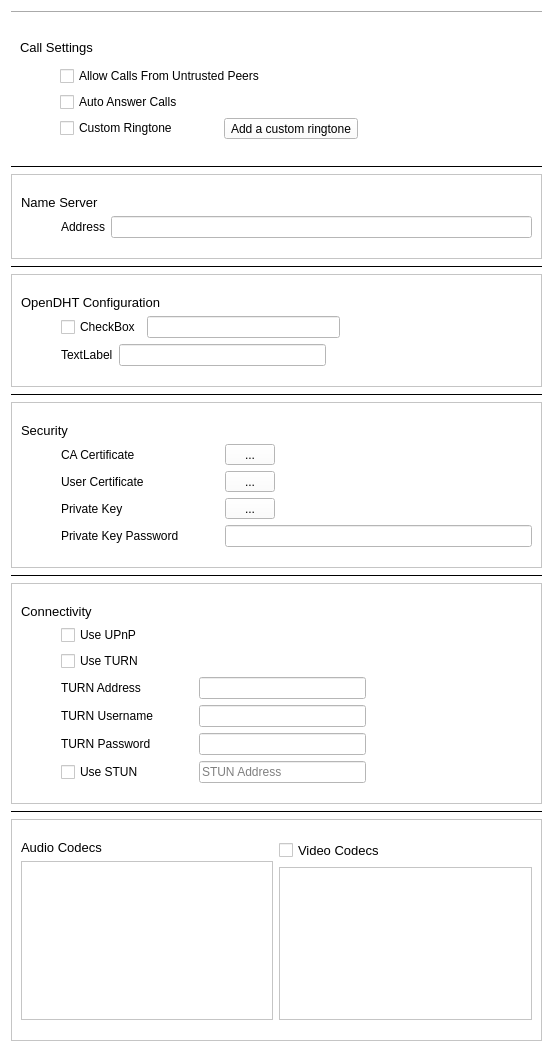
The window that advancedsettingswidget.ui (savoirfairelinux/jami-client-windows) describes before a commit, drawn with Qt 5.
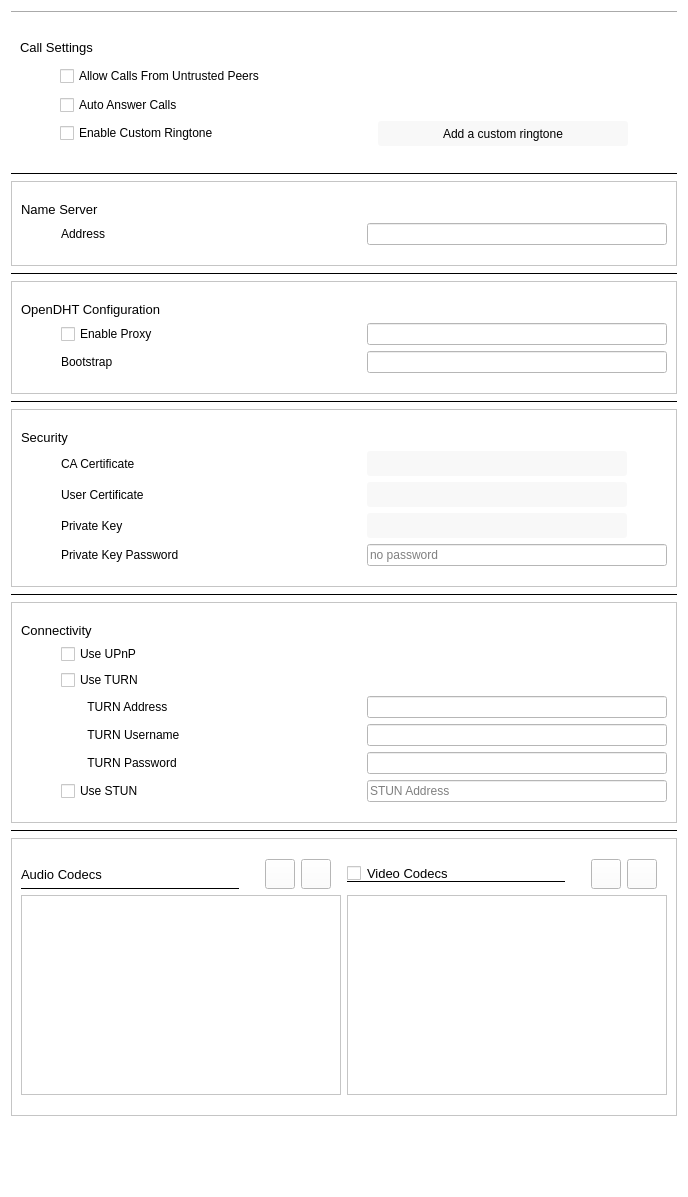
The same window after the commit. Icons and pictures are not drawn.

Diff of the .ui file:
```diff
--- a/advancedsettingswidget.ui
+++ b/advancedsettingswidget.ui
@@ -6,8 +6,8 @@
    <rect>
     <x>0</x>
     <y>0</y>
-    <width>553</width>
-    <height>1053</height>
+    <width>688</width>
+    <height>1197</height>
    </rect>
   </property>
   <property name="windowTitle">
@@ -57,11 +57,18 @@
          <number>5</number>
         </property>
         <item>
-         <widget class="QCheckBox" name="checkBox">
-          <property name="text">
-           <string>Allow Calls From Untrusted Peers</string>
+         <layout class="QHBoxLayout" name="horizontalLayout_9">
+          <property name="bottomMargin">
+           <number>3</number>
           </property>
-         </widget>
+          <item>
+           <widget class="QCheckBox" name="checkBoxUntrusted">
+            <property name="text">
+             <string>Allow Calls From Untrusted Peers</string>
+            </property>
+           </widget>
+          </item>
+         </layout>
         </item>
         <item>
          <widget class="QCheckBox" name="checkBox_2">
@@ -71,7 +78,7 @@
          </widget>
         </item>
         <item>
-         <layout class="QHBoxLayout" name="horizontalLayout" stretch="0,0,0,10">
+         <layout class="QHBoxLayout" name="horizontalLayout" stretch="0,0,0">
           <item>
            <widget class="QCheckBox" name="checkBox_3">
             <property name="sizePolicy">
@@ -81,31 +88,21 @@
              </sizepolicy>
             </property>
             <property name="text">
-             <string>Custom Ringtone</string>
+             <string>Enable Custom Ringtone</string>
             </property>
            </widget>
           </item>
           <item>
-           <spacer name="horizontalSpacer_7">
-            <property name="orientation">
-             <enum>Qt::Horizontal</enum>
-            </property>
-            <property name="sizeHint" stdset="0">
-             <size>
-              <width>40</width>
-              <height>20</height>
-             </size>
-            </property>
-           </spacer>
-          </item>
-          <item>
-           <widget class="QToolButton" name="toolButton">
+           <widget class="QPushButton" name="btnRingtone">
             <property name="minimumSize">
              <size>
-              <width>50</width>
-              <height>0</height>
+              <width>250</width>
+              <height>25</height>
              </size>
             </property>
+            <property name="styleSheet">
+             <string notr="true">background: rgb(248, 248, 248); border-radius: 3px;</string>
+            </property>
             <property name="text">
              <string>Add a custom ringtone</string>
             </property>
@@ -116,13 +113,16 @@
            </widget>
           </item>
           <item>
-           <spacer name="horizontalSpacer">
+           <spacer name="horizontalSpacer_7">
             <property name="orientation">
              <enum>Qt::Horizontal</enum>
             </property>
+            <property name="sizeType">
+             <enum>QSizePolicy::Fixed</enum>
+            </property>
             <property name="sizeHint" stdset="0">
              <size>
-              <width>10</width>
+              <width>40</width>
               <height>20</height>
              </size>
             </property>
@@ -182,13 +182,51 @@
         </property>
         <item>
          <widget class="QLabel" name="label_3">
+          <property name="minimumSize">
+           <size>
+            <width>60</width>
+            <height>0</height>
+           </size>
+          </property>
+          <property name="frameShape">
+           <enum>QFrame::NoFrame</enum>
+          </property>
           <property name="text">
            <string>Address</string>
           </property>
          </widget>
         </item>
         <item>
-         <widget class="QLineEdit" name="lineEdit"/>
+         <spacer name="horizontalSpacer_8">
+          <property name="orientation">
+           <enum>Qt::Horizontal</enum>
+          </property>
+          <property name="sizeHint" stdset="0">
+           <size>
+            <width>40</width>
+            <height>20</height>
+           </size>
+          </property>
+         </spacer>
+        </item>
+        <item>
+         <widget class="QLineEdit" name="lineEditNameServer">
+          <property name="sizePolicy">
+           <sizepolicy hsizetype="Fixed" vsizetype="Fixed">
+            <horstretch>0</horstretch>
+            <verstretch>0</verstretch>
+           </sizepolicy>
+          </property>
+          <property name="minimumSize">
+           <size>
+            <width>300</width>
+            <height>0</height>
+           </size>
+          </property>
+          <property name="styleSheet">
+           <string notr="true">border-bottom: 1px solid black;</string>
+          </property>
+         </widget>
         </item>
        </layout>
       </item>
@@ -234,21 +272,27 @@
       </item>
       <item>
        <layout class="QVBoxLayout" name="verticalLayout_6">
+        <property name="topMargin">
+         <number>0</number>
+        </property>
         <item>
          <layout class="QHBoxLayout" name="horizontalLayout_3">
           <property name="leftMargin">
            <number>40</number>
           </property>
           <item>
-           <widget class="QCheckBox" name="checkBox_4">
+           <widget class="QCheckBox" name="checkBoxEnableProxy">
+            <property name="minimumSize">
+             <size>
+              <width>100</width>
+              <height>0</height>
+             </size>
+            </property>
             <property name="text">
-             <string>CheckBox</string>
+             <string>Enable Proxy</string>
             </property>
            </widget>
           </item>
-          <item>
-           <widget class="QLineEdit" name="lineEdit_2"/>
-          </item>
           <item>
            <spacer name="horizontalSpacer_2">
             <property name="orientation">
@@ -262,6 +306,28 @@
             </property>
            </spacer>
           </item>
+          <item>
+           <widget class="QLineEdit" name="lineEditProxy">
+            <property name="sizePolicy">
+             <sizepolicy hsizetype="Fixed" vsizetype="Fixed">
+              <horstretch>0</horstretch>
+              <verstretch>0</verstretch>
+             </sizepolicy>
+            </property>
+            <property name="minimumSize">
+             <size>
+              <width>300</width>
+              <height>0</height>
+             </size>
+            </property>
+            <property name="styleSheet">
+             <string notr="true">border-bottom: 1px solid black;</string>
+            </property>
+            <property name="frame">
+             <bool>true</bool>
+            </property>
+           </widget>
+          </item>
          </layout>
         </item>
        </layout>
@@ -274,13 +340,10 @@
         <item>
          <widget class="QLabel" name="label_5">
           <property name="text">
-           <string>TextLabel</string>
+           <string>Bootstrap</string>
           </property>
          </widget>
         </item>
-        <item>
-         <widget class="QLineEdit" name="lineEdit_3"/>
-        </item>
         <item>
          <spacer name="horizontalSpacer_3">
           <property name="orientation">
@@ -294,6 +357,25 @@
           </property>
          </spacer>
         </item>
+        <item>
+         <widget class="QLineEdit" name="lineEditBootstrap">
+          <property name="sizePolicy">
+           <sizepolicy hsizetype="Fixed" vsizetype="Fixed">
+            <horstretch>0</horstretch>
+            <verstretch>0</verstretch>
+           </sizepolicy>
+          </property>
+          <property name="minimumSize">
+           <size>
+            <width>300</width>
+            <height>0</height>
+           </size>
+          </property>
+          <property name="styleSheet">
+           <string notr="true">border-bottom: 1px solid black;</string>
+          </property>
+         </widget>
+        </item>
        </layout>
       </item>
      </layout>
@@ -348,64 +430,6 @@
           </property>
          </widget>
         </item>
-        <item row="0" column="2">
-         <widget class="QToolButton" name="toolButton_4">
-          <property name="minimumSize">
-           <size>
-            <width>50</width>
-            <height>0</height>
-           </size>
-          </property>
-          <property name="text">
-           <string>...</string>
-          </property>
-          <property name="icon">
-           <iconset>
-            <normaloff>images/icons/baseline-create_new_folder-24px.svg</normaloff>images/icons/baseline-create_new_folder-24px.svg</iconset>
-          </property>
-         </widget>
-        </item>
-        <item row="1" column="2">
-         <widget class="QToolButton" name="toolButton_5">
-          <property name="minimumSize">
-           <size>
-            <width>50</width>
-            <height>0</height>
-           </size>
-          </property>
-          <property name="text">
-           <string>...</string>
-          </property>
-          <property name="icon">
-           <iconset>
-            <normaloff>images/icons/baseline-create_new_folder-24px.svg</normaloff>images/icons/baseline-create_new_folder-24px.svg</iconset>
-          </property>
-         </widget>
-        </item>
-        <item row="2" column="0">
-         <widget class="QLabel" name="label_20">
-          <property name="text">
-           <string>Private Key</string>
-          </property>
-         </widget>
-        </item>
-        <item row="2" column="2">
-         <widget class="QToolButton" name="toolButton_6">
-          <property name="minimumSize">
-           <size>
-            <width>50</width>
-            <height>0</height>
-           </size>
-          </property>
-          <property name="text">
-           <string>...</string>
-          </property>
-          <property name="icon">
-           <iconset>
-            <normaloff>images/icons/baseline-create_new_folder-24px.svg</normaloff>images/icons/baseline-create_new_folder-24px.svg</iconset>
-          </property>
-         </widget>
-        </item>
         <item row="1" column="0">
          <widget class="QLabel" name="label_19">
           <property name="text">
@@ -413,8 +437,34 @@
           </property>
          </widget>
         </item>
-        <item row="3" column="2">
-         <widget class="QLineEdit" name="lineEdit_9"/>
+        <item row="3" column="1">
+         <widget class="QLineEdit" name="lineEditCertPassword">
+          <property name="sizePolicy">
+           <sizepolicy hsizetype="Fixed" vsizetype="Fixed">
+            <horstretch>0</horstretch>
+            <verstretch>0</verstretch>
+           </sizepolicy>
+          </property>
+          <property name="minimumSize">
+           <size>
+            <width>300</width>
+            <height>0</height>
+           </size>
+          </property>
+          <property name="styleSheet">
+           <string notr="true">border-bottom: 1px solid black;</string>
+          </property>
+          <property name="placeholderText">
+           <string>no password</string>
+          </property>
+         </widget>
+        </item>
+        <item row="2" column="0">
+         <widget class="QLabel" name="label_20">
+          <property name="text">
+           <string>Private Key</string>
+          </property>
+         </widget>
         </item>
         <item row="0" column="0">
          <widget class="QLabel" name="label_18">
@@ -424,20 +474,139 @@
          </widget>
         </item>
         <item row="0" column="1">
-         <spacer name="horizontalSpacer_6">
-          <property name="orientation">
-           <enum>Qt::Horizontal</enum>
-          </property>
-          <property name="sizeType">
-           <enum>QSizePolicy::Fixed</enum>
-          </property>
-          <property name="sizeHint" stdset="0">
-           <size>
-            <width>40</width>
-            <height>20</height>
-           </size>
-          </property>
-         </spacer>
+         <layout class="QHBoxLayout" name="horizontalLayout_5">
+          <item>
+           <widget class="QPushButton" name="btnCACert">
+            <property name="sizePolicy">
+             <sizepolicy hsizetype="Minimum" vsizetype="Fixed">
+              <horstretch>0</horstretch>
+              <verstretch>0</verstretch>
+             </sizepolicy>
+            </property>
+            <property name="minimumSize">
+             <size>
+              <width>250</width>
+              <height>25</height>
+             </size>
+            </property>
+            <property name="layoutDirection">
+             <enum>Qt::LeftToRight</enum>
+            </property>
+            <property name="styleSheet">
+             <string notr="true">background: rgb(248, 248, 248); border-radius: 3px;</string>
+            </property>
+            <property name="text">
+             <string/>
+            </property>
+            <property name="icon">
+             <iconset>
+              <normaloff>images/icons/round-folder-24px.svg</normaloff>images/icons/round-folder-24px.svg</iconset>
+            </property>
+           </widget>
+          </item>
+          <item>
+           <spacer name="horizontalSpacer">
+            <property name="orientation">
+             <enum>Qt::Horizontal</enum>
+            </property>
+            <property name="sizeType">
+             <enum>QSizePolicy::Minimum</enum>
+            </property>
+            <property name="sizeHint" stdset="0">
+             <size>
+              <width>40</width>
+              <height>20</height>
+             </size>
+            </property>
+           </spacer>
+          </item>
+         </layout>
+        </item>
+        <item row="1" column="1">
+         <layout class="QHBoxLayout" name="horizontalLayout_6">
+          <item>
+           <widget class="QPushButton" name="btnUserCert">
+            <property name="minimumSize">
+             <size>
+              <width>250</width>
+              <height>25</height>
+             </size>
+            </property>
+            <property name="layoutDirection">
+             <enum>Qt::LeftToRight</enum>
+            </property>
+            <property name="styleSheet">
+             <string notr="true">background: rgb(248, 248, 248); border-radius: 3px;</string>
+            </property>
+            <property name="text">
+             <string/>
+            </property>
+            <property name="icon">
+             <iconset>
+              <normaloff>images/icons/round-folder-24px.svg</normaloff>images/icons/round-folder-24px.svg</iconset>
+            </property>
+           </widget>
+          </item>
+          <item>
+           <spacer name="horizontalSpacer_4">
+            <property name="orientation">
+             <enum>Qt::Horizontal</enum>
+            </property>
+            <property name="sizeType">
+             <enum>QSizePolicy::Minimum</enum>
+            </property>
+            <property name="sizeHint" stdset="0">
+             <size>
+              <width>40</width>
+              <height>20</height>
+             </size>
+            </property>
+           </spacer>
+          </item>
+         </layout>
+        </item>
+        <item row="2" column="1">
+         <layout class="QHBoxLayout" name="horizontalLayout_7">
+          <item>
+           <widget class="QPushButton" name="btnPrivateKey">
+            <property name="minimumSize">
+             <size>
+              <width>250</width>
+              <height>25</height>
+             </size>
+            </property>
+            <property name="layoutDirection">
+             <enum>Qt::LeftToRight</enum>
+            </property>
+            <property name="styleSheet">
+             <string notr="true">background: rgb(248, 248, 248); border-radius: 3px;</string>
+            </property>
+            <property name="text">
+             <string/>
+            </property>
+            <property name="icon">
+             <iconset>
+              <normaloff>images/icons/round-folder-24px.svg</normaloff>images/icons/round-folder-24px.svg</iconset>
+            </property>
+           </widget>
+          </item>
+          <item>
+           <spacer name="horizontalSpacer_6">
+            <property name="orientation">
+             <enum>Qt::Horizontal</enum>
+            </property>
+            <property name="sizeType">
+             <enum>QSizePolicy::Minimum</enum>
+            </property>
+            <property name="sizeHint" stdset="0">
+             <size>
+              <width>40</width>
+              <height>20</height>
+             </size>
+            </property>
+           </spacer>
+          </item>
+         </layout>
         </item>
        </layout>
       </item>
@@ -486,8 +655,15 @@
         <property name="leftMargin">
          <number>40</number>
         </property>
-        <item row="2" column="3">
-         <spacer name="horizontalSpacer_4">
+        <item row="3" column="2">
+         <widget class="QLineEdit" name="lineEditTurnUsername">
+          <property name="styleSheet">
+           <string notr="true">border-bottom: 1px solid black;</string>
+          </property>
+         </widget>
+        </item>
+        <item row="0" column="1">
+         <spacer name="horizontalSpacer_5">
           <property name="orientation">
            <enum>Qt::Horizontal</enum>
           </property>
@@ -502,8 +678,34 @@
           </property>
          </spacer>
         </item>
-        <item row="4" column="2">
-         <widget class="QLineEdit" name="lineEdit_8"/>
+        <item row="2" column="0">
+         <widget class="QLabel" name="label_13">
+          <property name="text">
+           <string>        TURN Address</string>
+          </property>
+         </widget>
+        </item>
+        <item row="2" column="2">
+         <widget class="QLineEdit" name="lineEditTurnAddress">
+          <property name="sizePolicy">
+           <sizepolicy hsizetype="Fixed" vsizetype="Fixed">
+            <horstretch>0</horstretch>
+            <verstretch>0</verstretch>
+           </sizepolicy>
+          </property>
+          <property name="minimumSize">
+           <size>
+            <width>300</width>
+            <height>0</height>
+           </size>
+          </property>
+          <property name="autoFillBackground">
+           <bool>false</bool>
+          </property>
+          <property name="styleSheet">
+           <string notr="true">border-bottom: 1px solid black;</string>
+          </property>
+         </widget>
         </item>
         <item row="5" column="0">
          <widget class="QCheckBox" name="checkBox_7">
@@ -512,34 +714,34 @@
           </property>
          </widget>
         </item>
-        <item row="3" column="2">
-         <widget class="QLineEdit" name="lineEdit_5"/>
+        <item row="4" column="2">
+         <widget class="QLineEdit" name="lineEditTurnPsswd">
+          <property name="styleSheet">
+           <string notr="true">border-bottom: 1px solid black;</string>
+          </property>
+         </widget>
         </item>
         <item row="5" column="2">
-         <widget class="QLineEdit" name="lineEdit_7">
+         <widget class="QLineEdit" name="lineEditSTUNAddress">
+          <property name="styleSheet">
+           <string notr="true">border-bottom: 1px solid black;</string>
+          </property>
           <property name="placeholderText">
            <string>STUN Address</string>
           </property>
          </widget>
         </item>
-        <item row="1" column="0">
-         <widget class="QCheckBox" name="checkBox_5">
-          <property name="text">
-           <string>Use TURN</string>
-          </property>
-         </widget>
-        </item>
         <item row="3" column="0">
          <widget class="QLabel" name="label_14">
           <property name="text">
-           <string>TURN Username</string>
+           <string>        TURN Username</string>
           </property>
          </widget>
         </item>
         <item row="4" column="0">
          <widget class="QLabel" name="label_12">
           <property name="text">
-           <string>TURN Password</string>
+           <string>        TURN Password</string>
           </property>
          </widget>
         </item>
@@ -550,32 +752,13 @@
           </property>
          </widget>
         </item>
-        <item row="2" column="0">
-         <widget class="QLabel" name="label_13">
+        <item row="1" column="0">
+         <widget class="QCheckBox" name="checkBoxTurnEnable">
           <property name="text">
-           <string>TURN Address</string>
+           <string>Use TURN</string>
           </property>
          </widget>
         </item>
-        <item row="2" column="2">
-         <widget class="QLineEdit" name="lineEdit_6"/>
-        </item>
-        <item row="0" column="1">
-         <spacer name="horizontalSpacer_5">
-          <property name="orientation">
-           <enum>Qt::Horizontal</enum>
-          </property>
-          <property name="sizeType">
-           <enum>QSizePolicy::Fixed</enum>
-          </property>
-          <property name="sizeHint" stdset="0">
-           <size>
-            <width>40</width>
-            <height>20</height>
-           </size>
-          </property>
-         </spacer>
-        </item>
        </layout>
       </item>
      </layout>
@@ -609,38 +792,246 @@
       <item>
        <layout class="QVBoxLayout" name="verticalLayout_12">
         <item>
-         <widget class="QLabel" name="label_16">
-          <property name="font">
-           <font>
-            <pointsize>10</pointsize>
-           </font>
-          </property>
-          <property name="text">
-           <string>Audio Codecs</string>
-          </property>
-         </widget>
+         <layout class="QHBoxLayout" name="horizontalLayout_10">
+          <item>
+           <widget class="QLabel" name="audioLabel">
+            <property name="font">
+             <font>
+              <pointsize>10</pointsize>
+             </font>
+            </property>
+            <property name="styleSheet">
+             <string notr="true">border-bottom: 1px solid black;</string>
+            </property>
+            <property name="text">
+             <string>Audio Codecs</string>
+            </property>
+           </widget>
+          </item>
+          <item>
+           <spacer name="horizontalSpacer_10">
+            <property name="orientation">
+             <enum>Qt::Horizontal</enum>
+            </property>
+            <property name="sizeType">
+             <enum>QSizePolicy::Fixed</enum>
+            </property>
+            <property name="sizeHint" stdset="0">
+             <size>
+              <width>20</width>
+              <height>20</height>
+             </size>
+            </property>
+           </spacer>
+          </item>
+          <item>
+           <widget class="QPushButton" name="audioDownPushButton">
+            <property name="minimumSize">
+             <size>
+              <width>30</width>
+              <height>30</height>
+             </size>
+            </property>
+            <property name="maximumSize">
+             <size>
+              <width>30</width>
+              <height>30</height>
+             </size>
+            </property>
+            <property name="text">
+             <string/>
+            </property>
+            <property name="icon">
+             <iconset>
+              <normaloff>images/icons/round-arrow_drop_down-24px.svg</normaloff>images/icons/round-arrow_drop_down-24px.svg</iconset>
+            </property>
+            <property name="iconSize">
+             <size>
+              <width>20</width>
+              <height>20</height>
+             </size>
+            </property>
+           </widget>
+          </item>
+          <item>
+           <widget class="QPushButton" name="audioUpPushButton">
+            <property name="minimumSize">
+             <size>
+              <width>30</width>
+              <height>30</height>
+             </size>
+            </property>
+            <property name="maximumSize">
+             <size>
+              <width>30</width>
+              <height>30</height>
+             </size>
+            </property>
+            <property name="text">
+             <string/>
+            </property>
+            <property name="icon">
+             <iconset>
+              <normaloff>images/icons/round-arrow_drop_up-24px.svg</normaloff>images/icons/round-arrow_drop_up-24px.svg</iconset>
+            </property>
+            <property name="iconSize">
+             <size>
+              <width>20</width>
+              <height>20</height>
+             </size>
+            </property>
+           </widget>
+          </item>
+          <item>
+           <spacer name="horizontalSpacer_11">
+            <property name="orientation">
+             <enum>Qt::Horizontal</enum>
+            </property>
+            <property name="sizeType">
+             <enum>QSizePolicy::Fixed</enum>
+            </property>
+            <property name="sizeHint" stdset="0">
+             <size>
+              <width>10</width>
+              <height>20</height>
+             </size>
+            </property>
+           </spacer>
+          </item>
+         </layout>
         </item>
         <item>
-         <widget class="QListWidget" name="listWidget_3"/>
+         <widget class="QListWidget" name="audioListWidget">
+          <property name="minimumSize">
+           <size>
+            <width>0</width>
+            <height>200</height>
+           </size>
+          </property>
+         </widget>
         </item>
        </layout>
       </item>
       <item>
        <layout class="QVBoxLayout" name="verticalLayout_13">
         <item>
-         <widget class="QCheckBox" name="checkBox_9">
-          <property name="font">
-           <font>
-            <pointsize>10</pointsize>
-           </font>
-          </property>
-          <property name="text">
-           <string>Video Codecs</string>
-          </property>
-         </widget>
+         <layout class="QHBoxLayout" name="horizontalLayout_8">
+          <item>
+           <widget class="QCheckBox" name="videoCheckBox">
+            <property name="font">
+             <font>
+              <pointsize>10</pointsize>
+             </font>
+            </property>
+            <property name="styleSheet">
+             <string notr="true">border-bottom: 1px solid black;</string>
+            </property>
+            <property name="text">
+             <string>Video Codecs</string>
+            </property>
+           </widget>
+          </item>
+          <item>
+           <spacer name="horizontalSpacer_9">
+            <property name="orientation">
+             <enum>Qt::Horizontal</enum>
+            </property>
+            <property name="sizeType">
+             <enum>QSizePolicy::Fixed</enum>
+            </property>
+            <property name="sizeHint" stdset="0">
+             <size>
+              <width>20</width>
+              <height>20</height>
+             </size>
+            </property>
+           </spacer>
+          </item>
+          <item>
+           <widget class="QPushButton" name="videoDownPushButton">
+            <property name="minimumSize">
+             <size>
+              <width>30</width>
+              <height>30</height>
+             </size>
+            </property>
+            <property name="maximumSize">
+             <size>
+              <width>30</width>
+              <height>30</height>
+             </size>
+            </property>
+            <property name="text">
+             <string/>
+            </property>
+            <property name="icon">
+             <iconset>
+              <normaloff>images/icons/round-arrow_drop_down-24px.svg</normaloff>images/icons/round-arrow_drop_down-24px.svg</iconset>
+            </property>
+            <property name="iconSize">
+             <size>
+              <width>20</width>
+              <height>20</height>
+             </size>
+            </property>
+           </widget>
+          </item>
+          <item>
+           <widget class="QPushButton" name="videoUpPushButton">
+            <property name="minimumSize">
+             <size>
+              <width>30</width>
+              <height>30</height>
+             </size>
+            </property>
+            <property name="maximumSize">
+             <size>
+              <width>30</width>
+              <height>30</height>
+             </size>
+            </property>
+            <property name="text">
+             <string/>
+            </property>
+            <property name="icon">
+             <iconset>
+              <normaloff>images/icons/round-arrow_drop_up-24px.svg</normaloff>images/icons/round-arrow_drop_up-24px.svg</iconset>
+            </property>
+            <property name="iconSize">
+             <size>
+              <width>20</width>
+              <height>20</height>
+             </size>
+            </property>
+           </widget>
+          </item>
+          <item>
+           <spacer name="horizontalSpacer_12">
+            <property name="orientation">
+             <enum>Qt::Horizontal</enum>
+            </property>
+            <property name="sizeType">
+             <enum>QSizePolicy::Fixed</enum>
+            </property>
+            <property name="sizeHint" stdset="0">
+             <size>
+              <width>10</width>
+              <height>20</height>
+             </size>
+            </property>
+           </spacer>
+          </item>
+         </layout>
         </item>
         <item>
-         <widget class="QListWidget" name="listWidget_4"/>
+         <widget class="QListWidget" name="videoListWidget">
+          <property name="minimumSize">
+           <size>
+            <width>0</width>
+            <height>200</height>
+           </size>
+          </property>
+         </widget>
         </item>
        </layout>
       </item>
```
Left out of the diff: 12 changed lines with no effect on the pictures.
